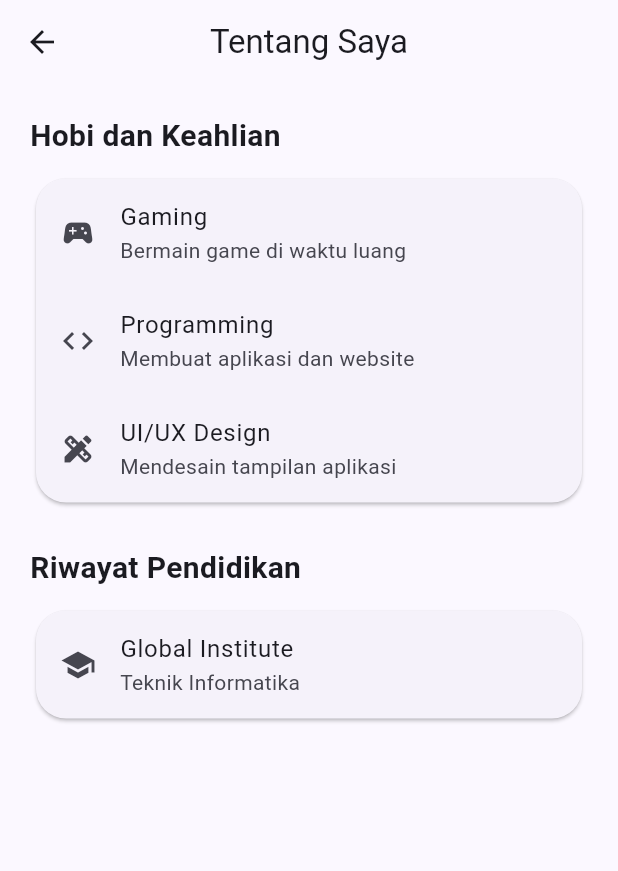
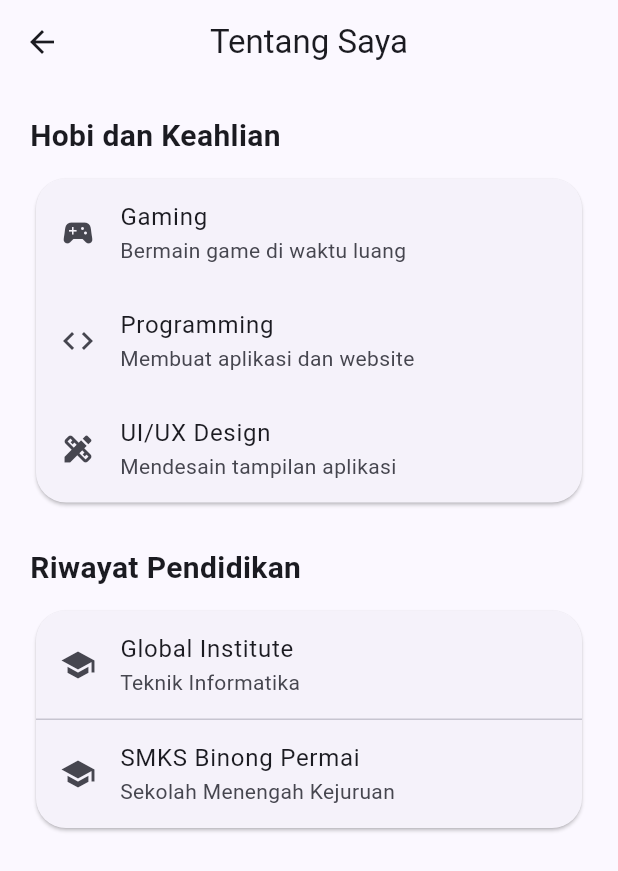
Before and after one commit to AnomRizqi/uts-pml-1124160146, a Flutter app: the screen it shows after launch, in the side drawer, after a tap on "Tentang Saya", on a phone screen of 412 x 824 dp. Shown: the top 871 px of the screen. Run offline on Flutter 3.47's test engine with Material 3 defaults, Android fonts, the phone set to English and light mode, and no system bars.

Commit message:
feat: tambah riwayat pendidikan SMKS Binong Permai

```diff
--- a/soal2_profil_app/lib/screens/about_page.dart
+++ b/soal2_profil_app/lib/screens/about_page.dart
@@ -1,3 +1,4 @@
+
 import 'package:flutter/material.dart';
 
 class AboutPage extends StatelessWidget {
@@ -67,10 +68,22 @@ class AboutPage extends StatelessWidget {
                         shape: RoundedRectangleBorder(
                             borderRadius: BorderRadius.circular(20),
                         ),
-                        child: const ListTile(
-                            leading: Icon(Icons.school),
-                            title: Text('Global Institute'),
-                            subtitle: Text('Teknik Informatika'),
+                        child: const Column(
+                            children: [
+                                ListTile(
+                                    leading: Icon(Icons.school),
+                                    title: Text('Global Institute'),
+                                    subtitle: Text('Teknik Informatika'),
+                                ),
+
+                                Divider(height: 1),
+
+                                ListTile(
+                                    leading: Icon(Icons.school),
+                                    title: Text('SMKS Binong Permai'),
+                                    subtitle: Text('Sekolah Menengah Kejuruan'),
+                                ),
+                            ],
                         ),
                     ),
                 ],
```
